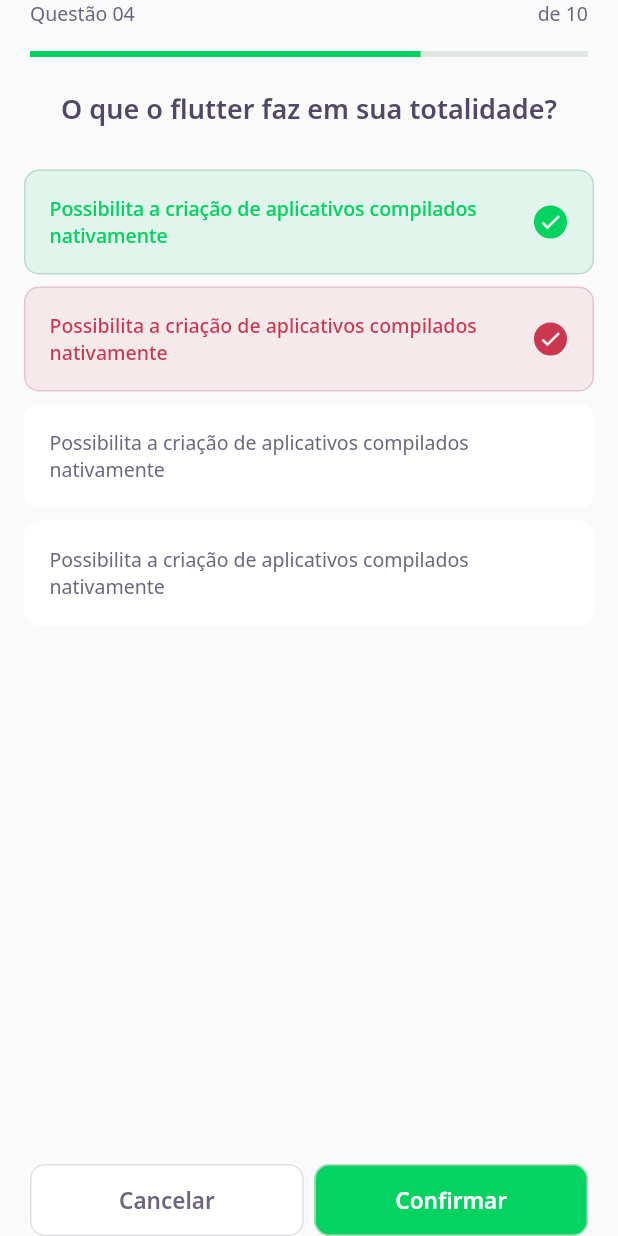
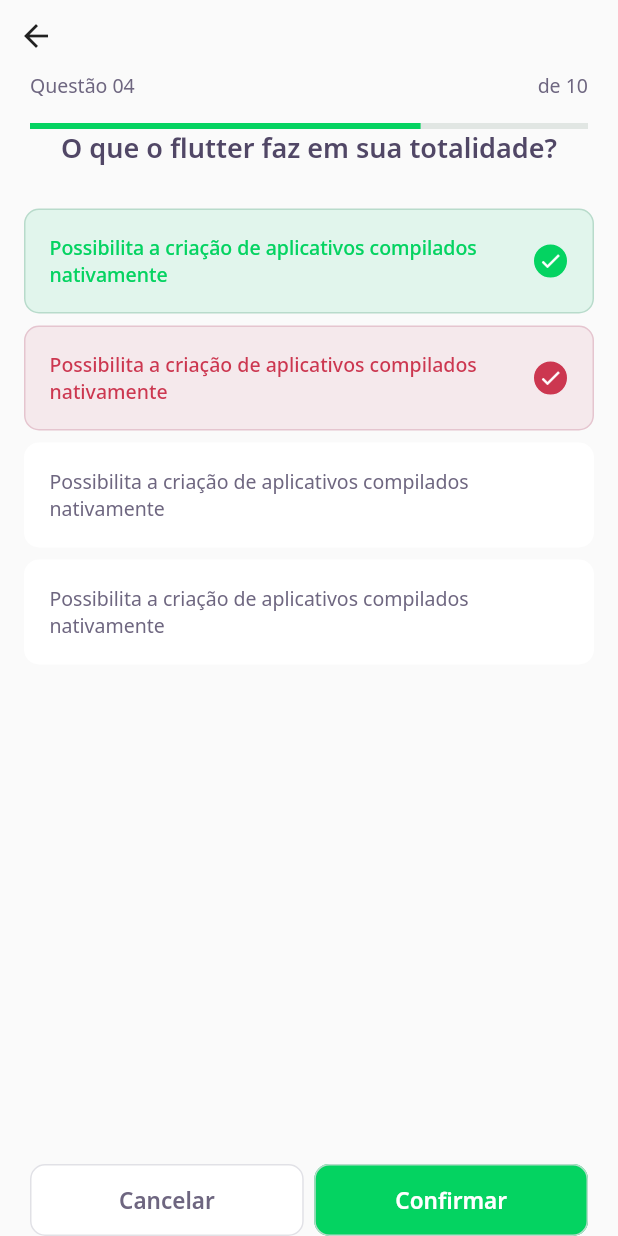
Before and after one commit to barbaracs/Flutter-Quiz, a Flutter app: the ChallengePage screen opened directly, on a phone screen of 412 x 824 dp. Run offline on Flutter 3.47's test engine with Material 2 defaults, Android fonts, the phone set to English and light mode, and no system bars; our stand-ins replace google_fonts; accounts and stored records are empty; network calls fail.

Commit message:
add back button, from challenge to home

```diff
--- a/lib/challenge/challenge_page.dart
+++ b/lib/challenge/challenge_page.dart
@@ -15,10 +15,16 @@
   Widget build(BuildContext context) {
     return Scaffold(
       appBar: PreferredSize(
-          preferredSize: Size.fromHeight(60),
+          preferredSize: Size.fromHeight(86),
           child: SafeArea(
             top: true,
-            child: QuestionIndicatorWidget(),
+            child: Column(
+              crossAxisAlignment: CrossAxisAlignment.start,
+              children: [
+                BackButton(),
+                QuestionIndicatorWidget(),
+              ],
+            ),
           )),
       body: QuizWidget(title: "O que o flutter faz em sua totalidade?"),
       bottomNavigationBar: SafeArea(
```
